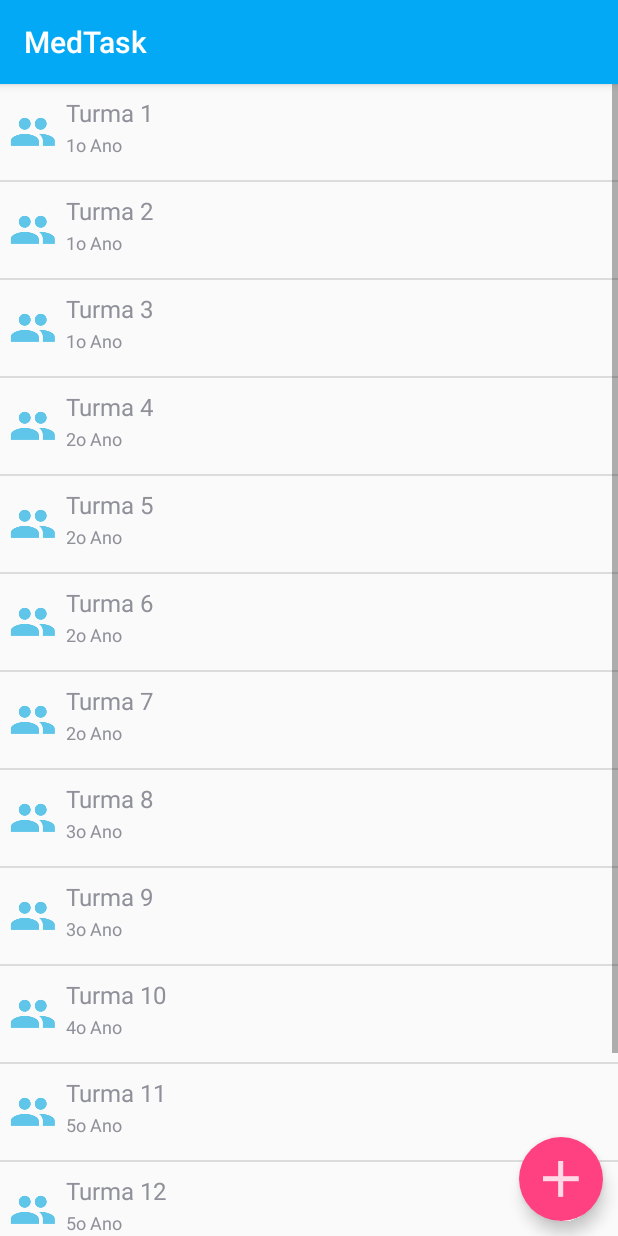
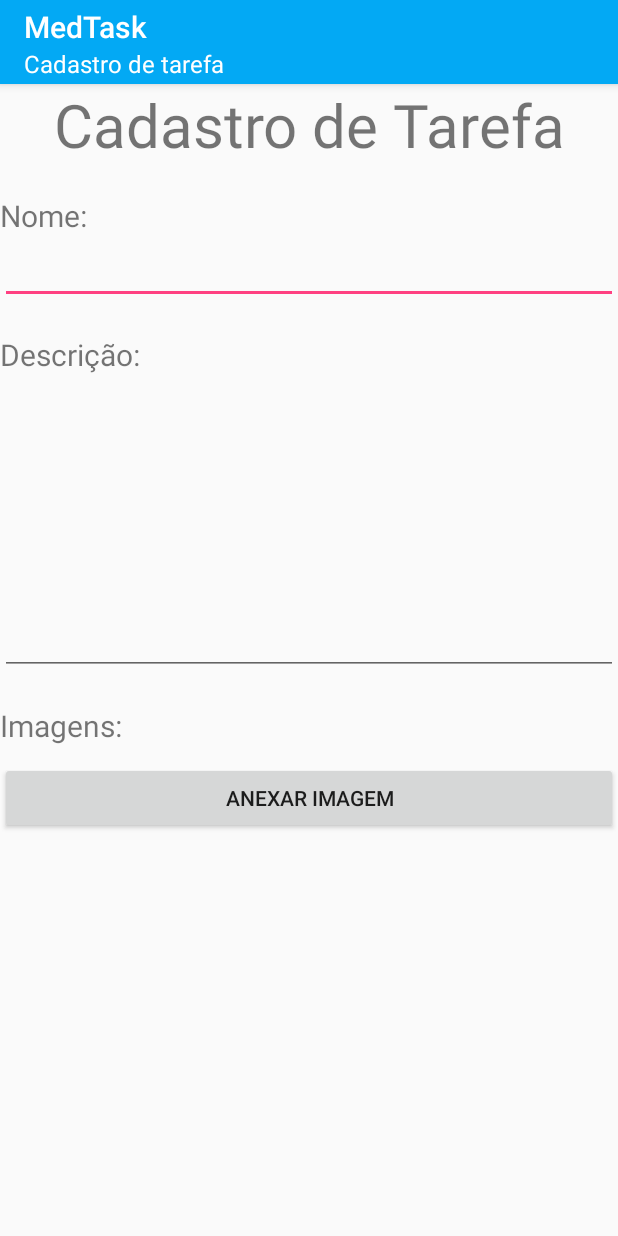
Before and after one commit to matheusalberto/MedTask, an Android app: the screen it shows after launch (TurmasActivity before the commit, CadastroTarefaActivity after it), after a tap on "LOGAR", on a phone screen of 412 x 824 dp. Run offline under Robolectric (Android 15) with nearby library versions, the phone set to English and light mode, and no system bars.

Commit message:
Funcionando o cadastro de turmas, toolbar criada

```diff
--- a/app/src/main/java/shm/com/br/medtask/CadastroTarefaActivity.java
+++ b/app/src/main/java/shm/com/br/medtask/CadastroTarefaActivity.java
@@ -4,11 +4,13 @@ import android.content.Context;
 import android.content.Intent;
 import android.database.Cursor;
 import android.graphics.Bitmap;
+import android.graphics.Color;
 import android.net.Uri;
 import android.os.Bundle;
 import android.os.Environment;
 import android.provider.MediaStore;
 import android.support.v7.app.AppCompatActivity;
+import android.support.v7.widget.Toolbar;
 import android.view.View;
 import android.widget.Button;
 import android.widget.EditText;
@@ -48,5 +50,12 @@ public class CadastroTarefaActivity extends AppCompatActivity{
                 startActivity(i);
             }
         });
+
+        Toolbar myToolbar = (Toolbar) findViewById(R.id.toolbar_turmas);
+        myToolbar.setTitle("MedTask");
+        myToolbar.setTitleTextColor(Color.WHITE);
+        myToolbar.setSubtitle("Cadastro de tarefa");
+        myToolbar.setSubtitleTextColor(Color.WHITE);
+        setSupportActionBar(myToolbar);
     }
 }
--- a/app/src/main/java/shm/com/br/medtask/LoginActivity.java
+++ b/app/src/main/java/shm/com/br/medtask/LoginActivity.java
@@ -1,8 +1,10 @@
 package shm.com.br.medtask;
 
 import android.content.Intent;
+import android.graphics.Color;
 import android.support.v7.app.AppCompatActivity;
 import android.os.Bundle;
+import android.support.v7.widget.Toolbar;
 import android.view.View;
 import android.widget.Button;
 import android.widget.EditText;
@@ -18,10 +20,17 @@ public class LoginActivity extends AppCompatActivity {
         EditText EditTextSenha = (EditText)findViewById(R.id.EditTextLogin);
         Button ButtonLogar = (Button)findViewById(R.id.ButtonLogar);
 
+        Toolbar myToolbar = (Toolbar) findViewById(R.id.toolbar_turmas);
+        myToolbar.setTitle("MedTask");
+        myToolbar.setTitleTextColor(Color.WHITE);
+        myToolbar.setSubtitle("SHM 2017");
+        myToolbar.setSubtitleTextColor(Color.WHITE);
+        setSupportActionBar(myToolbar);
+
         ButtonLogar.setOnClickListener(new View.OnClickListener() {
             @Override
             public void onClick(View v) {
-                Intent intent = new Intent(LoginActivity.this, TurmasActivity.class);
+                Intent intent = new Intent(LoginActivity.this, CadastroTarefaActivity.class);
                 startActivity(intent);
             }
         });
--- a/app/src/main/java/shm/com/br/medtask/TurmasActivity.java
+++ b/app/src/main/java/shm/com/br/medtask/TurmasActivity.java
@@ -2,14 +2,19 @@ package shm.com.br.medtask;
 
 import android.app.Dialog;
 import android.content.Intent;
+import android.graphics.Color;
 import android.os.Bundle;
 import android.support.design.widget.FloatingActionButton;
+import android.support.v7.app.AlertDialog;
 import android.support.v7.app.AppCompatActivity;
+import android.support.v7.widget.Toolbar;
 import android.view.View;
 import android.widget.AdapterView;
 import android.widget.Button;
 import android.widget.EditText;
+import android.widget.LinearLayout;
 import android.widget.ListView;
+import android.widget.TextView;
 import android.widget.Toast;
 
 import java.util.ArrayList;
@@ -20,7 +25,7 @@ import java.util.List;
  */
 
 public class TurmasActivity extends AppCompatActivity {
-    private Dialog dialogAddTurma;
+    private AlertDialog dialogAddTurma;
     private Button botaoDialog;
     private EditText edtNomeTurma;
     private EditText edtAnoTurma;
@@ -57,6 +62,14 @@ public class TurmasActivity extends AppCompatActivity {
         listaAnos.add("5o Ano");
         listaAnos.add("5o Ano");
 
+        Toolbar myToolbar = (Toolbar) findViewById(R.id.toolbar_turmas);
+        myToolbar.setTitle("MedTask");
+        myToolbar.setTitleTextColor(Color.WHITE);
+        myToolbar.setSubtitle("Turmas cadastradas");
+        myToolbar.setSubtitleTextColor(Color.WHITE);
+        setSupportActionBar(myToolbar);
+
+
         final TurmasAdapter mAdapter = new TurmasAdapter(getBaseContext(), listNome, listaAnos);
         mListView.setAdapter(mAdapter);
         mListView.setOnItemClickListener(new AdapterView.OnItemClickListener() {
@@ -67,17 +80,20 @@ public class TurmasActivity extends AppCompatActivity {
             }
         });
 
-        dialogAddTurma = new Dialog(TurmasActivity.this);
-        dialogAddTurma.setContentView(R.layout.dialog_nova_turma);
-        dialogAddTurma.setTitle("Cadastro de turma");
-        edtAnoTurma = dialogAddTurma.findViewById(R.id.edt_ano_turma);
-        edtNomeTurma = dialogAddTurma.findViewById(R.id.edt_nome_turma);
-        botaoDialog = dialogAddTurma.findViewById(R.id.btn_confirmar);
+
+        View inflatedView = getLayoutInflater().inflate(R.layout.dialog_nova_turma, null);
+        dialogAddTurma = new AlertDialog.Builder(TurmasActivity.this)
+                .setView(inflatedView)
+                .create();
+        edtAnoTurma = inflatedView.findViewById(R.id.edt_ano_turma);
+        edtNomeTurma = inflatedView.findViewById(R.id.edt_nome_turma);
+        botaoDialog = inflatedView.findViewById(R.id.btn_confirmar);
         botaoDialog.setOnClickListener(new View.OnClickListener() {
             @Override
             public void onClick(View view) {
-                mAdapter.addTurma(edtNomeTurma.toString(), edtAnoTurma.toString());
+                mAdapter.addTurma(edtNomeTurma.getText().toString(), edtAnoTurma.getText().toString());
                 mAdapter.notifyDataSetChanged();
+                dialogAddTurma.dismiss();
             }
         });
 
--- a/app/src/main/res/layout/cadastro_tarefa.xml
+++ b/app/src/main/res/layout/cadastro_tarefa.xml
@@ -1,8 +1,18 @@
 <?xml version="1.0" encoding="utf-8"?>
 <LinearLayout xmlns:android="http://schemas.android.com/apk/res/android"
+    xmlns:app="http://schemas.android.com/apk/res-auto"
     android:orientation="vertical"
     android:layout_width="match_parent"
     android:layout_height="match_parent">
+
+    <android.support.v7.widget.Toolbar
+        android:id="@+id/toolbar_turmas"
+        android:layout_width="match_parent"
+        android:layout_height="?attr/actionBarSize"
+        android:background="?attr/colorPrimary"
+        android:elevation="4dp"
+        android:theme="@style/ThemeOverlay.AppCompat.ActionBar"
+        app:popupTheme="@style/ThemeOverlay.AppCompat.Light"/>
 
     <ScrollView
         android:layout_width="match_parent"
--- a/app/src/main/res/values/styles.xml
+++ b/app/src/main/res/values/styles.xml
@@ -1,7 +1,7 @@
 <resources>
 
     <!-- Base application theme. -->
-    <style name="AppTheme" parent="Theme.AppCompat.Light.DarkActionBar">
+    <style name="AppTheme" parent="Theme.AppCompat.Light.NoActionBar">
         <!-- Customize your theme here. -->
         <item name="colorPrimary">@color/colorPrimary</item>
         <item name="colorPrimaryDark">@color/colorPrimaryDark</item>
```
Also changed, not shown: app/src/main/java/shm/com/br/medtask/AssinaturaActivity.java (+9 -0 lines), app/src/main/java/shm/com/br/medtask/TarefaActivity.java (+9 -0 lines), app/src/main/res/layout/activity_assinatura.xml (+10 -0 lines), app/src/main/res/layout/activity_login.xml (+9 -0 lines), app/src/main/res/layout/activity_tarefa.xml (+11 -1 lines), app/src/main/res/layout/activity_turmas.xml (+9 -0 lines), app/src/main/res/layout/dialog_nova_turma.xml (+18 -3 lines).
